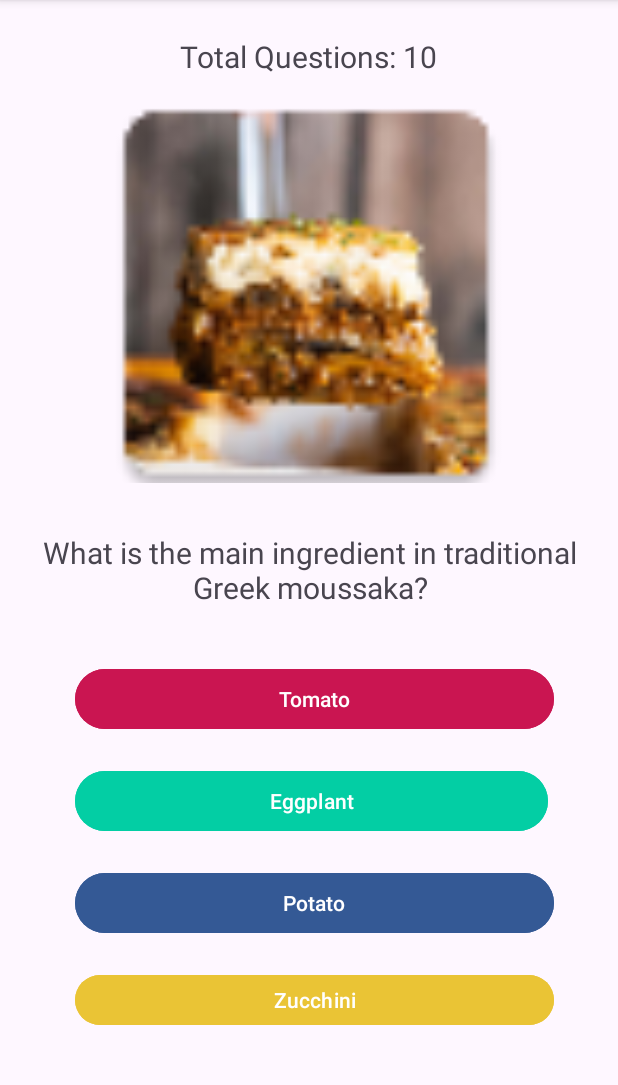
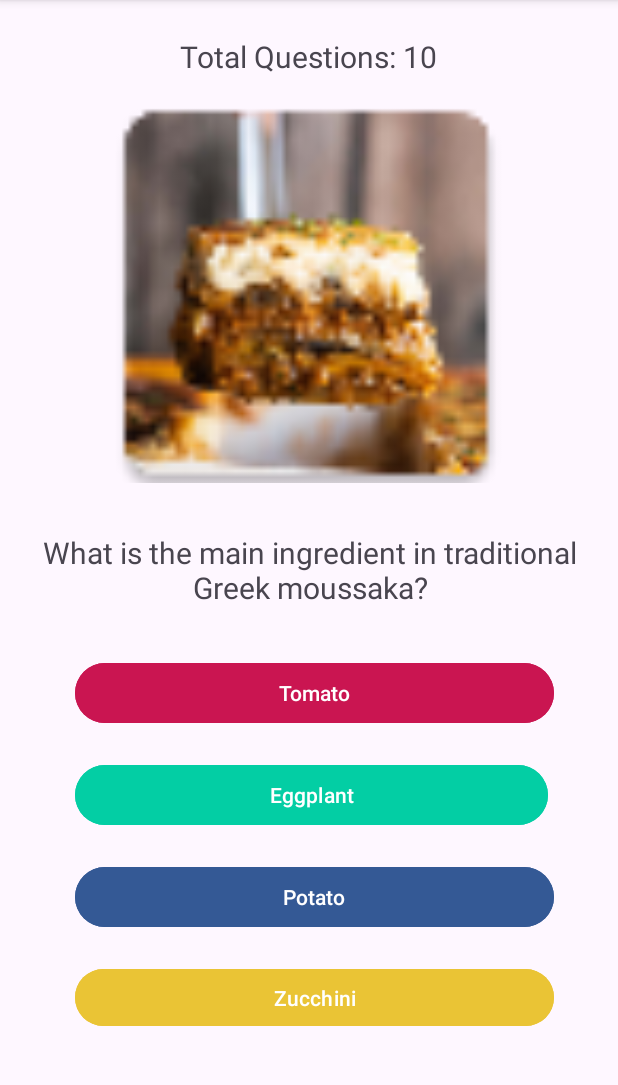
Before and after one commit to natalie2nguyen/SquishQuiz, an Android app: the FoodQuiz screen opened directly, with no data from a screen before it, on a phone screen of 412 x 824 dp, the part 96-1181 px from its top. Run offline under Robolectric (Android 15) with nearby library versions, the phone set to English and light mode, and no system bars.

Commit message:
up to date

```diff
--- a/app/src/main/java/com/example/squishquiz/FoodQuestionAnswer.java
+++ b/app/src/main/java/com/example/squishquiz/FoodQuestionAnswer.java
@@ -4,7 +4,7 @@
 
     public static String question[] = {
         "What is the main ingredient in traditional Greek moussaka?",
-            "Which fruit is used to make the Italian dessert tiramisu?",
+            "Which ingredient is used to make the Italian dessert tiramisu?",
             "What is the primary ingredient in the cocktail \"Margarita\"?",
             "In which country did the dish sushi originate?",
             "What type of pastry is used to make a croissant?",
--- a/app/src/main/res/layout/activity_cities_quiz.xml
+++ b/app/src/main/res/layout/activity_cities_quiz.xml
@@ -25,16 +25,15 @@
     <ImageView
         android:id="@+id/cityImage"
         android:layout_width="match_parent"
-        android:layout_height="261dp"
+        android:layout_height="240dp"
         app:srcCompat="@mipmap/agra" />
 
     <TextView
         android:id="@+id/cityQuestion"
-        android:layout_width="380dp"
+        android:layout_width="375dp"
         android:layout_height="wrap_content"
         android:text="TextView"
         android:textSize="20sp"
-        android:layout_margin="10dp"
         android:layout_gravity="center"
         android:textAlignment="center" />
 
--- a/app/src/main/res/layout/activity_food_quiz.xml
+++ b/app/src/main/res/layout/activity_food_quiz.xml
@@ -9,7 +9,7 @@
     <LinearLayout
         android:id="@+id/linearLayout"
         android:layout_width="411dp"
-        android:layout_height="275dp"
+        android:layout_height="280dp"
         android:orientation="vertical"
         app:layout_constraintBottom_toBottomOf="parent"
         app:layout_constraintEnd_toEndOf="parent"
@@ -63,8 +63,8 @@
         android:text="@string/food_question"
         android:textAlignment="center"
         android:textSize="20sp"
-        android:layout_marginTop="40dp"
-        android:layout_marginBottom="40dp"
+        android:layout_marginTop="20dp"
+        android:layout_marginBottom="20dp"
         android:padding="10dp"
         app:layout_constraintBottom_toBottomOf="parent"
         app:layout_constraintEnd_toEndOf="parent"
--- a/app/src/main/res/layout/activity_general_quiz.xml
+++ b/app/src/main/res/layout/activity_general_quiz.xml
@@ -21,7 +21,7 @@
     <LinearLayout
         android:id="@+id/linearLayout2"
         android:layout_width="411dp"
-        android:layout_height="275dp"
+        android:layout_height="300dp"
         android:orientation="vertical"
         android:layout_marginTop="20dp"
         app:layout_constraintBottom_toBottomOf="parent"
--- a/app/src/main/res/values/strings.xml
+++ b/app/src/main/res/values/strings.xml
@@ -12,6 +12,7 @@
     <string name="addSets"> Create Sets </string>
     <string name="points"> My Points </string>
     <string name="total_questions"> Total Questions </string>
+    <string name="total_questions_ten"> Total Questions: 10 </string>
     <string name="flag"> Flag </string>
     <string name="next"> Go next </string>
     <string name="back"> Go back </string>
```
Also changed, not shown: app/src/main/java/com/example/squishquiz/CreateQuizSetActivity.java (+1 -8 lines), app/src/main/java/com/example/squishquiz/HomeScreen.java (+0 -15 lines), app/src/main/java/com/example/squishquiz/QuizActivity.java (+24 -0 lines), app/src/main/res/layout/activity_quiz.xml (+3 -4 lines).
